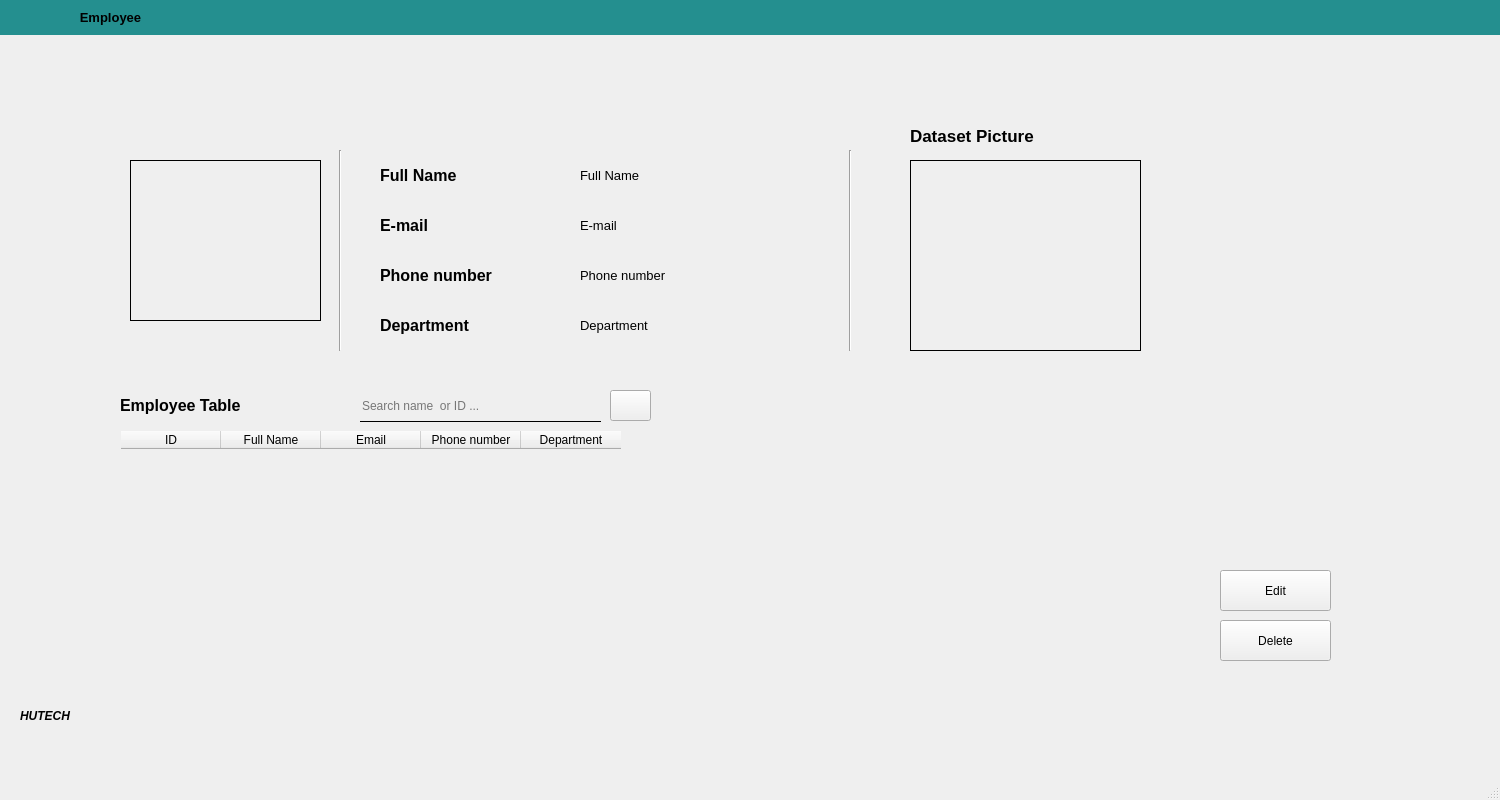
Above: UI/EmployeeList.ui from TrongQuynh/Face-Recognation before the change. Below: the same form after it.
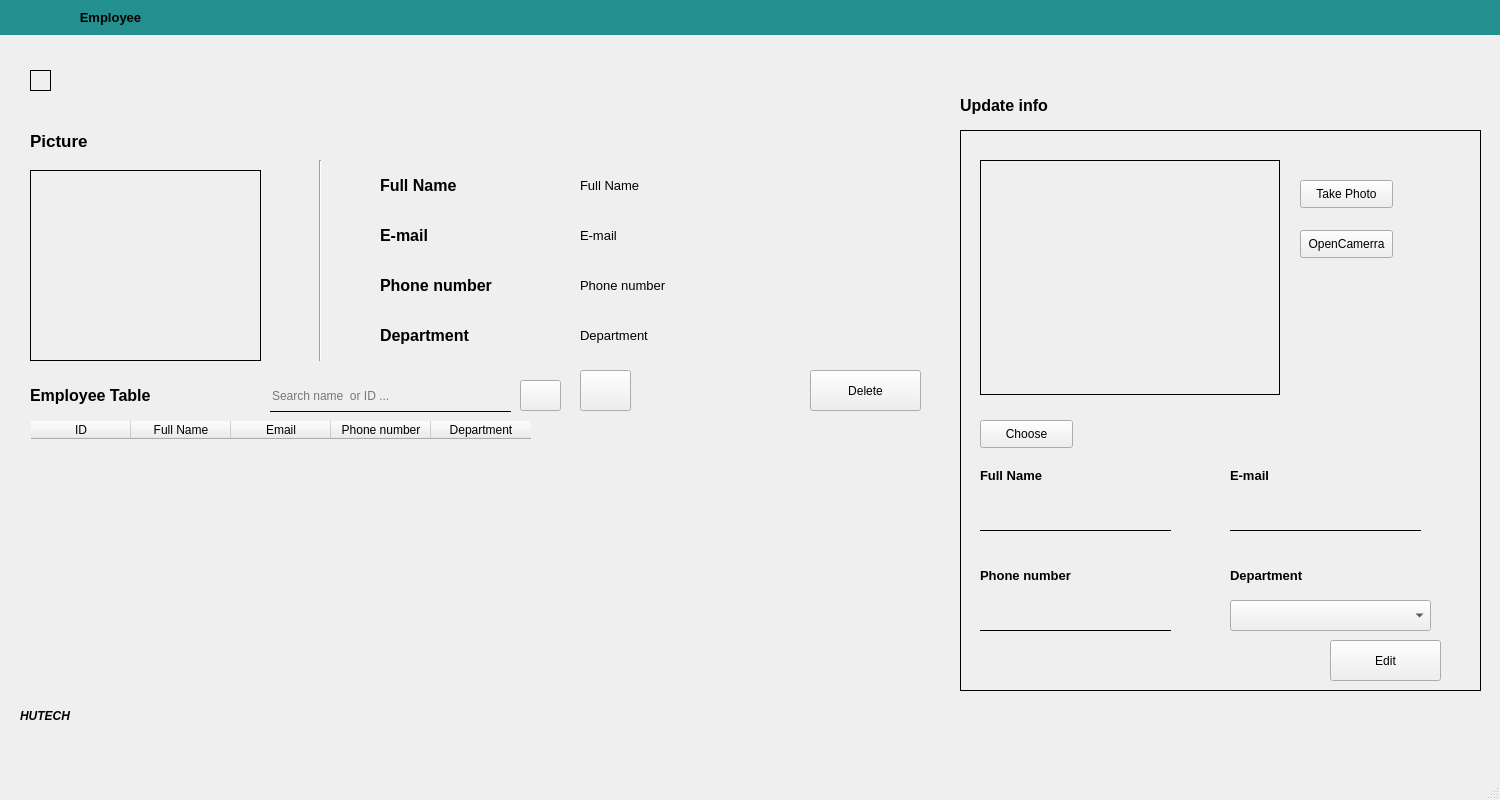
That is the form after the change. Icons and pictures are not drawn.

```diff
--- a/UI/EmployeeList.ui
+++ b/UI/EmployeeList.ui
@@ -17,10 +17,10 @@
    <widget class="QLabel" name="avatar">
     <property name="geometry">
      <rect>
-      <x>130</x>
-      <y>160</y>
-      <width>191</width>
-      <height>161</height>
+      <x>30</x>
+      <y>70</y>
+      <width>21</width>
+      <height>21</height>
      </rect>
     </property>
     <property name="styleSheet">
@@ -40,7 +40,7 @@
     <property name="geometry">
      <rect>
       <x>580</x>
-      <y>160</y>
+      <y>170</y>
       <width>251</width>
       <height>31</height>
      </rect>
@@ -61,7 +61,7 @@
     <property name="geometry">
      <rect>
       <x>580</x>
-      <y>210</y>
+      <y>220</y>
       <width>251</width>
       <height>31</height>
      </rect>
@@ -80,7 +80,7 @@
     <property name="geometry">
      <rect>
       <x>580</x>
-      <y>260</y>
+      <y>270</y>
       <width>251</width>
       <height>31</height>
      </rect>
@@ -123,7 +123,7 @@
     <property name="geometry">
      <rect>
       <x>580</x>
-      <y>310</y>
+      <y>320</y>
       <width>251</width>
       <height>31</height>
      </rect>
@@ -141,9 +141,9 @@
    <widget class="QTableWidget" name="tbl_Employee">
     <property name="geometry">
      <rect>
-      <x>120</x>
-      <y>430</y>
-      <width>1081</width>
+      <x>30</x>
+      <y>420</y>
+      <width>891</width>
       <height>261</height>
      </rect>
     </property>
@@ -198,8 +198,8 @@
    <widget class="QPushButton" name="btn_Delete">
     <property name="geometry">
      <rect>
-      <x>1220</x>
-      <y>620</y>
+      <x>810</x>
+      <y>370</y>
       <width>111</width>
       <height>41</height>
      </rect>
@@ -211,8 +211,8 @@
    <widget class="QPushButton" name="btn_Edit">
     <property name="geometry">
      <rect>
-      <x>1220</x>
-      <y>570</y>
+      <x>1330</x>
+      <y>640</y>
       <width>111</width>
       <height>41</height>
      </rect>
@@ -225,7 +225,7 @@
     <property name="geometry">
      <rect>
       <x>380</x>
-      <y>160</y>
+      <y>170</y>
       <width>131</width>
       <height>31</height>
      </rect>
@@ -246,7 +246,7 @@
     <property name="geometry">
      <rect>
       <x>380</x>
-      <y>210</y>
+      <y>220</y>
       <width>81</width>
       <height>31</height>
      </rect>
@@ -267,7 +267,7 @@
     <property name="geometry">
      <rect>
       <x>380</x>
-      <y>260</y>
+      <y>270</y>
       <width>191</width>
       <height>31</height>
      </rect>
@@ -288,7 +288,7 @@
     <property name="geometry">
      <rect>
       <x>380</x>
-      <y>310</y>
+      <y>320</y>
       <width>161</width>
       <height>31</height>
      </rect>
@@ -305,24 +305,11 @@
      <string>Department</string>
     </property>
    </widget>
-   <widget class="Line" name="line">
-    <property name="geometry">
-     <rect>
-      <x>840</x>
-      <y>150</y>
-      <width>20</width>
-      <height>201</height>
-     </rect>
-    </property>
-    <property name="orientation">
-     <enum>Qt::Vertical</enum>
-    </property>
-   </widget>
    <widget class="Line" name="line_2">
     <property name="geometry">
      <rect>
-      <x>330</x>
-      <y>150</y>
+      <x>310</x>
+      <y>160</y>
       <width>20</width>
       <height>201</height>
      </rect>
@@ -334,8 +321,8 @@
    <widget class="QLabel" name="dataset_IMG">
     <property name="geometry">
      <rect>
-      <x>910</x>
-      <y>160</y>
+      <x>30</x>
+      <y>170</y>
       <width>231</width>
       <height>191</height>
      </rect>
@@ -449,8 +436,8 @@
    <widget class="QLabel" name="label_2">
     <property name="geometry">
      <rect>
-      <x>910</x>
-      <y>115</y>
+      <x>30</x>
+      <y>120</y>
       <width>181</width>
       <height>41</height>
      </rect>
@@ -463,14 +450,14 @@
      </font>
     </property>
     <property name="text">
-     <string>Dataset Picture</string>
+     <string>Picture</string>
     </property>
    </widget>
    <widget class="QLabel" name="label_3">
     <property name="geometry">
      <rect>
-      <x>120</x>
-      <y>390</y>
+      <x>30</x>
+      <y>380</y>
       <width>191</width>
       <height>31</height>
      </rect>
@@ -489,8 +476,8 @@
    <widget class="QLineEdit" name="txt_Search">
     <property name="geometry">
      <rect>
-      <x>360</x>
-      <y>391</y>
+      <x>270</x>
+      <y>381</y>
       <width>241</width>
       <height>31</height>
      </rect>
@@ -508,8 +495,8 @@
    <widget class="QPushButton" name="btn_Search">
     <property name="geometry">
      <rect>
-      <x>610</x>
-      <y>390</y>
+      <x>520</x>
+      <y>380</y>
       <width>41</width>
       <height>31</height>
      </rect>
@@ -553,6 +540,268 @@
      <set>Qt::AlignCenter</set>
     </property>
    </widget>
+   <widget class="QPushButton" name="btn_Excel">
+    <property name="geometry">
+     <rect>
+      <x>580</x>
+      <y>370</y>
+      <width>51</width>
+      <height>41</height>
+     </rect>
+    </property>
+    <property name="text">
+     <string/>
+    </property>
+    <property name="icon">
+     <iconset>
+      <normaloff>../public/img/excel.png</normaloff>../public/img/excel.png</iconset>
+    </property>
+    <property name="iconSize">
+     <size>
+      <width>40</width>
+      <height>40</height>
+     </size>
+    </property>
+   </widget>
+   <widget class="QLabel" name="label_4">
+    <property name="geometry">
+     <rect>
+      <x>960</x>
+      <y>130</y>
+      <width>521</width>
+      <height>561</height>
+     </rect>
+    </property>
+    <property name="styleSheet">
+     <string notr="true">#label_4{border: 1 solid black}</string>
+    </property>
+    <property name="text">
+     <string/>
+    </property>
+   </widget>
+   <widget class="QLabel" name="label_Fullname_2">
+    <property name="geometry">
+     <rect>
+      <x>960</x>
+      <y>90</y>
+      <width>131</width>
+      <height>31</height>
+     </rect>
+    </property>
+    <property name="font">
+     <font>
+      <family>Segoe UI</family>
+      <pointsize>12</pointsize>
+      <weight>75</weight>
+      <bold>true</bold>
+     </font>
+    </property>
+    <property name="text">
+     <string>Update info</string>
+    </property>
+   </widget>
+   <widget class="QLabel" name="lbl_newDataset">
+    <property name="geometry">
+     <rect>
+      <x>980</x>
+      <y>160</y>
+      <width>300</width>
+      <height>235</height>
+     </rect>
+    </property>
+    <property name="styleSheet">
+     <string notr="true">#lbl_newDataset{border: 1 solid black}</string>
+    </property>
+    <property name="text">
+     <string/>
+    </property>
+   </widget>
+   <widget class="QLabel" name="label1_4">
+    <property name="geometry">
+     <rect>
+      <x>980</x>
+      <y>560</y>
+      <width>191</width>
+      <height>31</height>
+     </rect>
+    </property>
+    <property name="font">
+     <font>
+      <family>Segoe UI</family>
+      <pointsize>10</pointsize>
+      <weight>75</weight>
+      <bold>true</bold>
+     </font>
+    </property>
+    <property name="text">
+     <string>Phone number</string>
+    </property>
+   </widget>
+   <widget class="QLabel" name="label1_5">
+    <property name="geometry">
+     <rect>
+      <x>1230</x>
+      <y>560</y>
+      <width>161</width>
+      <height>31</height>
+     </rect>
+    </property>
+    <property name="font">
+     <font>
+      <family>Segoe UI</family>
+      <pointsize>10</pointsize>
+      <weight>75</weight>
+      <bold>true</bold>
+     </font>
+    </property>
+    <property name="text">
+     <string>Department</string>
+    </property>
+   </widget>
+   <widget class="QLabel" name="label_Fullname_3">
+    <property name="geometry">
+     <rect>
+      <x>980</x>
+      <y>460</y>
+      <width>131</width>
+      <height>31</height>
+     </rect>
+    </property>
+    <property name="font">
+     <font>
+      <family>Segoe UI</family>
+      <pointsize>10</pointsize>
+      <weight>75</weight>
+      <bold>true</bold>
+     </font>
+    </property>
+    <property name="text">
+     <string>Full Name</string>
+    </property>
+   </widget>
+   <widget class="QLabel" name="label1_6">
+    <property name="geometry">
+     <rect>
+      <x>1230</x>
+      <y>460</y>
+      <width>81</width>
+      <height>31</height>
+     </rect>
+    </property>
+    <property name="font">
+     <font>
+      <family>Segoe UI</family>
+      <pointsize>10</pointsize>
+      <weight>75</weight>
+      <bold>true</bold>
+     </font>
+    </property>
+    <property name="text">
+     <string>E-mail</string>
+    </property>
+   </widget>
+   <widget class="QComboBox" name="cbox_Department">
+    <property name="geometry">
+     <rect>
+      <x>1230</x>
+      <y>600</y>
+      <width>201</width>
+      <height>31</height>
+     </rect>
+    </property>
+   </widget>
+   <widget class="QLineEdit" name="txt_FullName_2">
+    <property name="geometry">
+     <rect>
+      <x>980</x>
+      <y>500</y>
+      <width>191</width>
+      <height>31</height>
+     </rect>
+    </property>
+    <property name="styleSheet">
+     <string notr="true">QLineEdit{background: transparent;border:None;border-bottom:1px solid;}</string>
+    </property>
+   </widget>
+   <widget class="QLineEdit" name="txt_PhoneNumber">
+    <property name="geometry">
+     <rect>
+      <x>980</x>
+      <y>600</y>
+      <width>191</width>
+      <height>31</height>
+     </rect>
+    </property>
+    <property name="styleSheet">
+     <string notr="true">QLineEdit{background: transparent;border:None;border-bottom:1px solid;}</string>
+    </property>
+   </widget>
+   <widget class="QLineEdit" name="txt_Email">
+    <property name="geometry">
+     <rect>
+      <x>1230</x>
+      <y>500</y>
+      <width>191</width>
+      <height>31</height>
+     </rect>
+    </property>
+    <property name="styleSheet">
+     <string notr="true">QLineEdit{background: transparent;border:None;border-bottom:1px solid;}</string>
+    </property>
+   </widget>
+   <widget class="QPushButton" name="btn_TakePhoto">
+    <property name="geometry">
+     <rect>
+      <x>1300</x>
+      <y>180</y>
+      <width>93</width>
+      <height>28</height>
+     </rect>
+    </property>
+    <property name="text">
+     <string>Take Photo</string>
+    </property>
+   </widget>
+   <widget class="QPushButton" name="btn_OpenCamera">
+    <property name="geometry">
+     <rect>
+      <x>1300</x>
+      <y>230</y>
+      <width>93</width>
+      <height>28</height>
+     </rect>
+    </property>
+    <property name="text">
+     <string>OpenCamerra</string>
+    </property>
+   </widget>
+   <widget class="QPushButton" name="btn_Dataset">
+    <property name="geometry">
+     <rect>
+      <x>980</x>
+      <y>420</y>
+      <width>93</width>
+      <height>28</height>
+     </rect>
+    </property>
+    <property name="text">
+     <string>Choose</string>
+    </property>
+   </widget>
+   <widget class="QLabel" name="txt_NewDatasetName">
+    <property name="geometry">
+     <rect>
+      <x>1080</x>
+      <y>420</y>
+      <width>121</width>
+      <height>21</height>
+     </rect>
+    </property>
+    <property name="text">
+     <string/>
+    </property>
+   </widget>
+   <zorder>btn_Dataset</zorder>
    <zorder>lbl_Background</zorder>
    <zorder>avatar</zorder>
    <zorder>txt_FullName</zorder>
```
Left out of the diff: 18 changed lines with no effect on the pictures.
